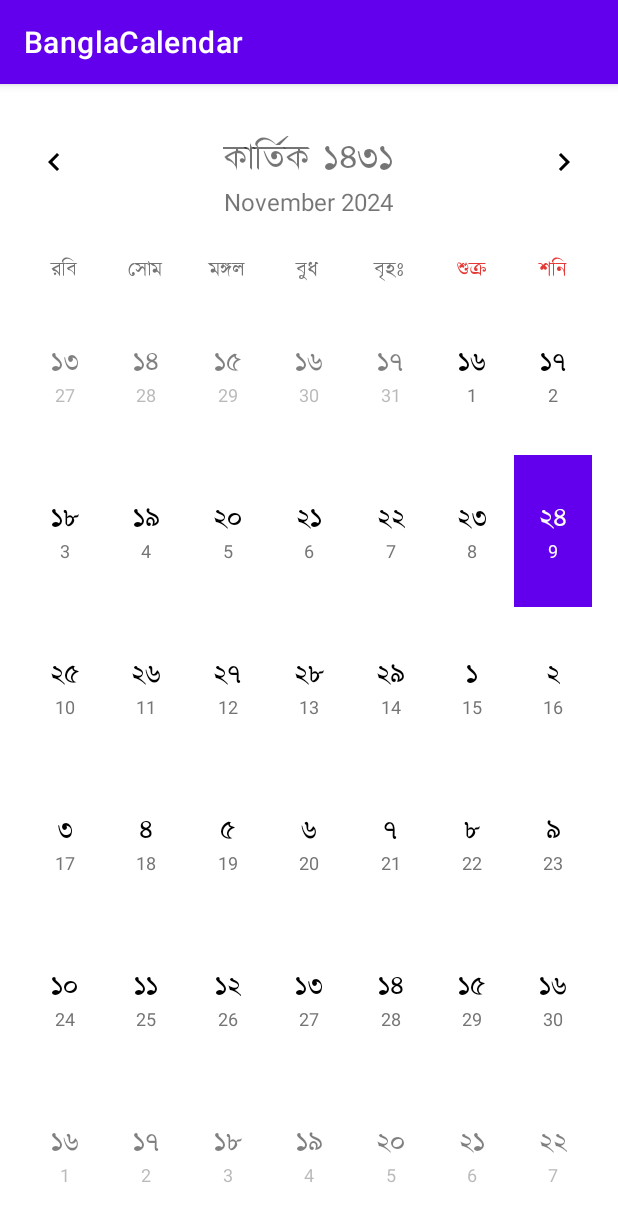
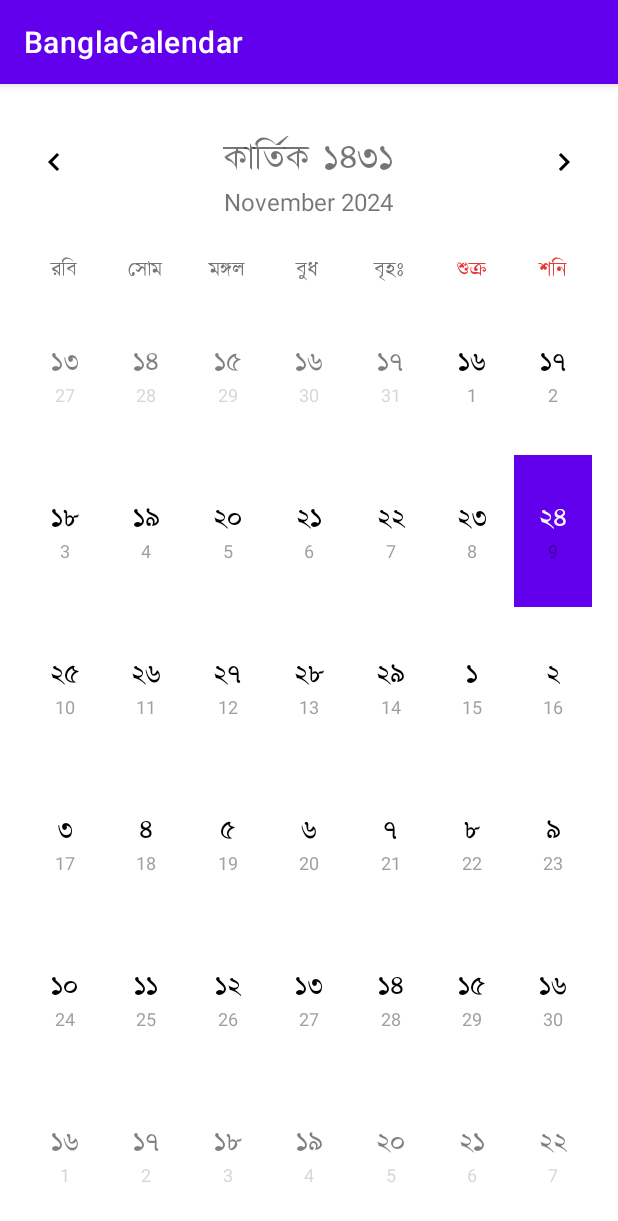
Before and after one commit to zawad1992/bangla-calendar, an Android app: the screen it shows after launch (MainActivity), on a phone screen of 412 x 824 dp. Shown: the top 1221 px of the screen. Run offline under Robolectric (Android 15) with nearby library versions, the phone set to English and light mode, and no system bars; 1 statement that could not run was skipped.

Commit message:
[Refactor] Calendar First top date refactoring

```diff
--- a/app/src/main/java/com/errorpoint/banglacalendar/adapter/CalendarAdapter.kt
+++ b/app/src/main/java/com/errorpoint/banglacalendar/adapter/CalendarAdapter.kt
@@ -16,7 +16,8 @@ class CalendarAdapter(
     private var banglaTypeface: Typeface?,
     private val onDateClick: (Date) -> Unit
 ) : RecyclerView.Adapter<CalendarAdapter.CalendarViewHolder>() {
-     fun updateTypeface(typeface: Typeface) {
+
+    fun updateTypeface(typeface: Typeface) {
         banglaTypeface = typeface
         notifyDataSetChanged()
     }
@@ -27,7 +28,6 @@ class CalendarAdapter(
         val banglaDate: TextView = itemView.findViewById(R.id.cellBanglaDate)
         val englishDate: TextView = itemView.findViewById(R.id.cellDayText)
     }
-
 
     override fun onCreateViewHolder(parent: ViewGroup, viewType: Int): CalendarViewHolder {
         val inflater = LayoutInflater.from(parent.context)
@@ -41,6 +41,7 @@ class CalendarAdapter(
         banglaTypeface?.let { typeface ->
             holder.banglaDate.typeface = typeface
         }
+
         val date = dates[position]
         val calendar = Calendar.getInstance().apply { time = date }
         val displayedMonthCalendar = Calendar.getInstance().apply {
@@ -51,7 +52,7 @@ class CalendarAdapter(
         // Convert to Bangla date
         val banglaDate = BanglaDateConverter.convertToBanglaDate(date)
 
-        // Convert numbers to Bangla numerals
+        // Set dates with Bangla numerals for Bangla date
         holder.banglaDate.text = convertToNumerals(banglaDate.day)
         holder.englishDate.text = calendar.get(Calendar.DAY_OF_MONTH).toString()
 
@@ -60,10 +61,10 @@ class CalendarAdapter(
 
         if (!isCurrentMonth) {
             holder.banglaDate.alpha = 0.5f
-            holder.englishDate.alpha = 0.5f
+            holder.englishDate.alpha = 0.3f  // Make English date even lighter when not in current month
         } else {
             holder.banglaDate.alpha = 1.0f
-            holder.englishDate.alpha = 1.0f
+            holder.englishDate.alpha = 0.7f  // Slightly dim English date to emphasize Bangla date
         }
 
         // Style for today
@@ -71,11 +72,13 @@ class CalendarAdapter(
             calendar.get(Calendar.YEAR) == today.get(Calendar.YEAR)) {
             holder.itemView.setBackgroundResource(R.drawable.today_background)
             holder.banglaDate.setTextColor(ContextCompat.getColor(holder.itemView.context, R.color.white))
-            holder.englishDate.setTextColor(ContextCompat.getColor(holder.itemView.context, R.color.white))
+            holder.englishDate.setTextColor(ContextCompat.getColor(holder.itemView.context,
+                R.color.white_70))  // Slightly transparent white for English date
         } else {
             holder.itemView.setBackgroundResource(R.drawable.calendar_cell_bg)
             holder.banglaDate.setTextColor(ContextCompat.getColor(holder.itemView.context, R.color.black))
-            holder.englishDate.setTextColor(ContextCompat.getColor(holder.itemView.context, R.color.calendar_secondary_text))
+            holder.englishDate.setTextColor(ContextCompat.getColor(holder.itemView.context,
+                R.color.calendar_secondary_text))
         }
 
         holder.itemView.setOnClickListener { onDateClick(date) }
```
